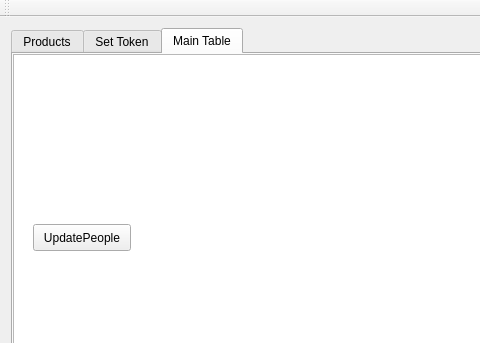
Before: the Qt Designer form hinai2_facebook_collaberative_filtering/mainwindow.ui in wildex999/hinai2_fb, drawn with Qt 5; both pictures show x 0 to 480 and y 0 to 343 of the 1304 by 805 pixel window.
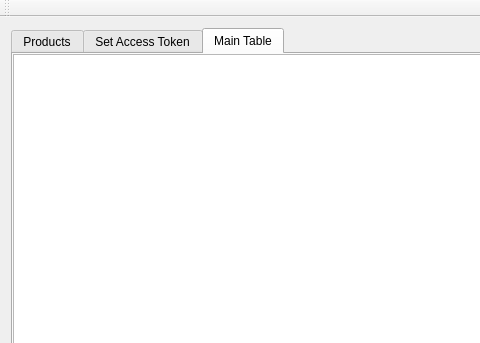
After: the same form once the commit is applied. The open tabs and pages were chosen to show the change.

Diff of the .ui file:
```diff
--- a/hinai2_facebook_collaberative_filtering/mainwindow.ui
+++ b/hinai2_facebook_collaberative_filtering/mainwindow.ui
@@ -38,7 +38,7 @@
       </widget>
       <widget class="QWidget" name="tab">
        <attribute name="title">
-        <string>Set Token</string>
+        <string>Set Access Token</string>
        </attribute>
        <widget class="QPushButton" name="updateButton">
         <property name="geometry">
@@ -104,19 +104,6 @@
          </rect>
         </property>
        </widget>
-       <widget class="QPushButton" name="UpdatePeople">
-        <property name="geometry">
-         <rect>
-          <x>20</x>
-          <y>170</y>
-          <width>98</width>
-          <height>27</height>
-         </rect>
-        </property>
-        <property name="text">
-         <string>UpdatePeople</string>
-        </property>
-       </widget>
       </widget>
      </widget>
     </item>
```
Left out of the diff: 8 changed lines with no effect on the pictures.
